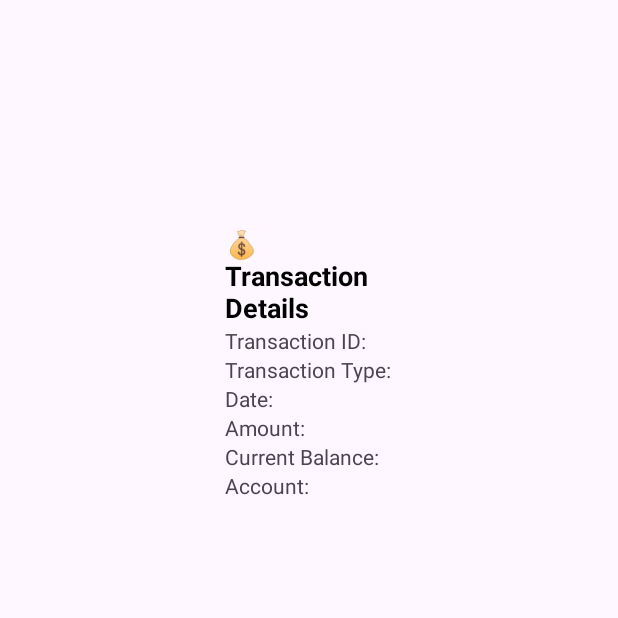
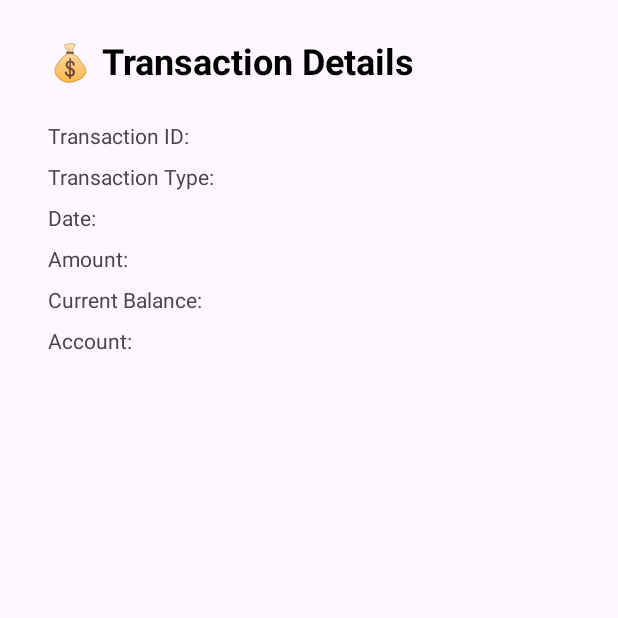
Before and after one commit to aebinessa/Mini-Project-Android-Views-List-and-Details, an Android app: the TransactionDetails screen opened directly, with no data from a screen before it, on a phone screen of 412 x 824 dp, the top half of it. Run offline under Robolectric (Android 15) with nearby library versions, the phone set to English and light mode, and no system bars.

Commit message:
new edit

```diff
--- a/app/src/main/res/layout/activity_transaction_details.xml
+++ b/app/src/main/res/layout/activity_transaction_details.xml
@@ -1,55 +1,79 @@
 
     <!-- res/layout/transaction_details.xml -->
 
-    <LinearLayout xmlns:android="http://schemas.android.com/apk/res/android"
+<RelativeLayout
+    xmlns:android="http://schemas.android.com/apk/res/android"
     android:layout_width="match_parent"
     android:layout_height="wrap_content"
-        android:orientation="vertical"
-        android:padding="150dp">
+    android:paddingStart="32dp"
+    android:paddingEnd="32dp"
+    android:paddingTop="24dp"
+    android:paddingBottom="24dp">
 
     <TextView
         android:id="@+id/textTransactionDetails"
-        android:layout_width="match_parent"
-        android:layout_height="match_parent"
-        android:text="💰 \Transaction Details"
+        android:layout_width="wrap_content"
+        android:layout_height="wrap_content"
+        android:text="💰 Transaction Details"
         android:textColor="@color/black"
-        android:textSize="18sp"
-        android:textStyle="bold" />
+        android:textSize="24sp"
+        android:textStyle="bold"
+        android:layout_alignParentTop="true"
+        android:layout_alignParentStart="true"
+        android:layout_marginBottom="16dp" />
 
     <TextView
         android:id="@+id/textTransactionID"
-        android:layout_width="match_parent"
-        android:layout_height="match_parent"
-        android:text="Transaction ID: " />
+        android:layout_width="wrap_content"
+        android:layout_height="wrap_content"
+        android:text="Transaction ID: "
+        android:layout_below="@+id/textTransactionDetails"
+        android:layout_alignStart="@+id/textTransactionDetails"
+        android:layout_marginTop="8dp" />
 
     <TextView
         android:id="@+id/textTransactionTypeDetails"
         android:layout_width="wrap_content"
         android:layout_height="wrap_content"
-            android:text="Transaction Type: " />
+        android:text="Transaction Type: "
+        android:layout_below="@+id/textTransactionID"
+        android:layout_alignStart="@+id/textTransactionID"
+        android:layout_marginTop="8dp" />
 
     <TextView
         android:id="@+id/textViewDate"
         android:layout_width="wrap_content"
         android:layout_height="wrap_content"
-            android:text="Date: " />
+        android:text="Date: "
+        android:layout_below="@+id/textTransactionTypeDetails"
+        android:layout_alignStart="@+id/textTransactionTypeDetails"
+        android:layout_marginTop="8dp" />
 
     <TextView
         android:id="@+id/textTransactionAmountDetails"
         android:layout_width="wrap_content"
         android:layout_height="wrap_content"
-            android:text="Amount: " />
+        android:text="Amount: "
+        android:layout_below="@+id/textViewDate"
+        android:layout_alignStart="@+id/textViewDate"
+        android:layout_marginTop="8dp" />
 
     <TextView
         android:id="@+id/textTransactionBalanceDetails"
         android:layout_width="wrap_content"
         android:layout_height="wrap_content"
-            android:text="Current Balance: " />
+        android:text="Current Balance: "
+        android:layout_below="@+id/textTransactionAmountDetails"
+        android:layout_alignStart="@+id/textTransactionAmountDetails"
+        android:layout_marginTop="8dp" />
 
     <TextView
         android:id="@+id/textTransactionAccountDetails"
         android:layout_width="wrap_content"
         android:layout_height="wrap_content"
-            android:text="Account: " />
+        android:text="Account: "
+        android:layout_below="@+id/textTransactionBalanceDetails"
+        android:layout_alignStart="@+id/textTransactionBalanceDetails"
+        android:layout_marginTop="8dp" />
 
-    </LinearLayout>
+</RelativeLayout>
```
Lines whose indentation alone changed are shown as unchanged.
